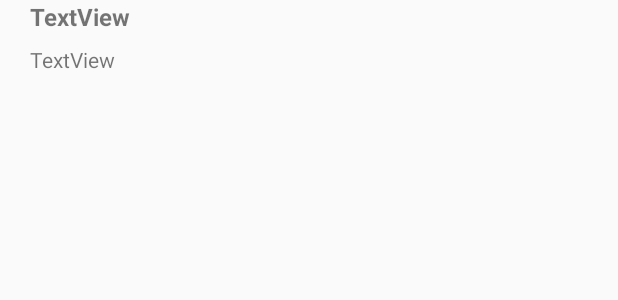
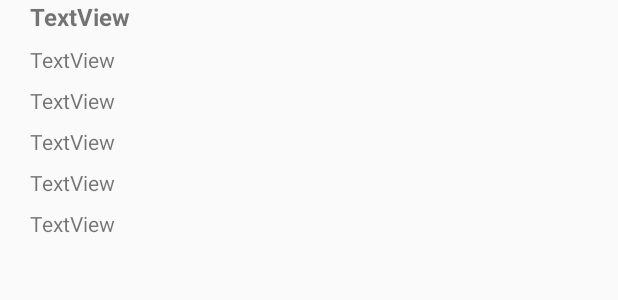
Before and after one commit to scolobey/funky-radish-android, an Android app: the layout recipe_row.xml on its own in the app's theme, with its tools: preview values and no code run, on a phone screen of 412 x 824 dp. Shown: the top 300 px of the screen. Run offline under Robolectric (Android 15) with nearby library versions, the phone set to English and light mode, and no system bars.

Commit message:
Downloading recipes, storing via realm and displaying.

```diff
--- a/app/src/main/res/layout/recipe_row.xml
+++ b/app/src/main/res/layout/recipe_row.xml
@@ -28,4 +28,48 @@
         android:text="TextView"
         app:layout_constraintStart_toStartOf="parent"
         app:layout_constraintTop_toBottomOf="@+id/recipeTitle" />
+
+    <TextView
+        android:id="@+id/recipeId"
+        android:layout_width="wrap_content"
+        android:layout_height="wrap_content"
+        android:layout_marginLeft="20dp"
+        android:layout_marginStart="20dp"
+        android:layout_marginTop="8dp"
+        android:text="TextView"
+        app:layout_constraintStart_toStartOf="parent"
+        app:layout_constraintTop_toBottomOf="@+id/recipeIndex" />
+
+    <TextView
+        android:id="@+id/recipeUpdatedAt"
+        android:layout_width="wrap_content"
+        android:layout_height="wrap_content"
+        android:layout_marginLeft="20dp"
+        android:layout_marginStart="20dp"
+        android:layout_marginTop="8dp"
+        android:text="TextView"
+        app:layout_constraintStart_toStartOf="parent"
+        app:layout_constraintTop_toBottomOf="@+id/recipeId" />
+
+    <TextView
+        android:id="@+id/recipeIngredients"
+        android:layout_width="wrap_content"
+        android:layout_height="wrap_content"
+        android:layout_marginLeft="20dp"
+        android:layout_marginStart="20dp"
+        android:layout_marginTop="8dp"
+        android:text="TextView"
+        app:layout_constraintStart_toStartOf="parent"
+        app:layout_constraintTop_toBottomOf="@+id/recipeUpdatedAt" />
+
+    <TextView
+        android:id="@+id/recipeDirections"
+        android:layout_width="wrap_content"
+        android:layout_height="wrap_content"
+        android:layout_marginLeft="20dp"
+        android:layout_marginStart="20dp"
+        android:layout_marginTop="8dp"
+        android:text="TextView"
+        app:layout_constraintStart_toStartOf="parent"
+        app:layout_constraintTop_toBottomOf="@+id/recipeIngredients" />
 </android.support.constraint.ConstraintLayout>
--- a/build.gradle
+++ b/build.gradle
@@ -1,7 +1,7 @@
 // Top-level build file where you can add configuration options common to all sub-projects/modules.
 
 buildscript {
-    ext.kotlin_version = '1.2.50'
+    ext.kotlin_version = '1.2.51'
     repositories {
         google()
         jcenter()
@@ -10,7 +10,7 @@ buildscript {
         classpath 'com.android.tools.build:gradle:3.1.4'
         classpath "org.jetbrains.kotlin:kotlin-gradle-plugin:$kotlin_version"
 
-        classpath 'io.realm:realm-gradle-plugin:5.0.1'
+        classpath 'io.realm:realm-gradle-plugin:5.7.0'
 
         // NOTE: Do not place your application dependencies here; they belong
         // in the individual module build.gradle files
```
Also changed, not shown: app/src/main/java/com/funkyradish/funky_radish/APIManager.kt (+33 -1 lines), app/src/main/java/com/funkyradish/funky_radish/Ingredient.kt (added, +19 -0 lines), app/src/main/java/com/funkyradish/funky_radish/Recipe.kt (+71 -10 lines), app/src/main/java/com/funkyradish/funky_radish/RecipeInterface.kt (added, +11 -0 lines), app/src/main/java/com/funkyradish/funky_radish/RecipeModel.kt (added, +64 -0 lines), app/src/main/java/com/funkyradish/funky_radish/RecipeSearchActivity.kt (+24 -4 lines).
